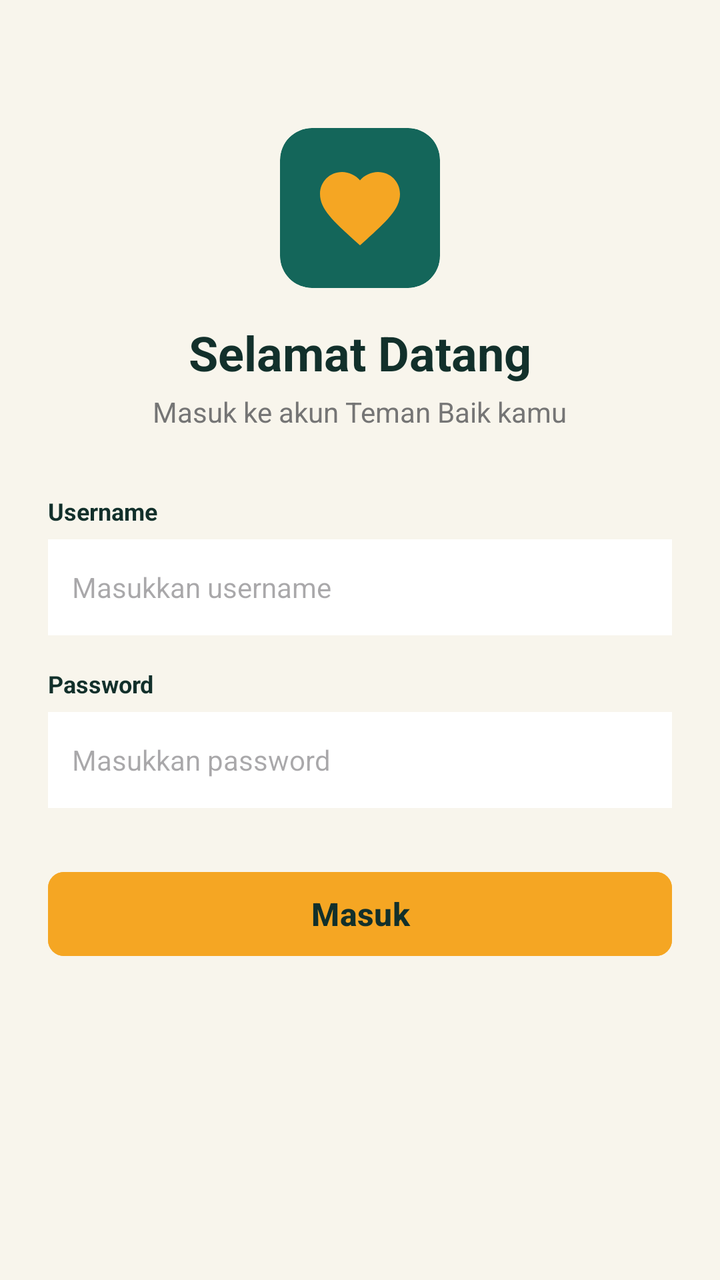
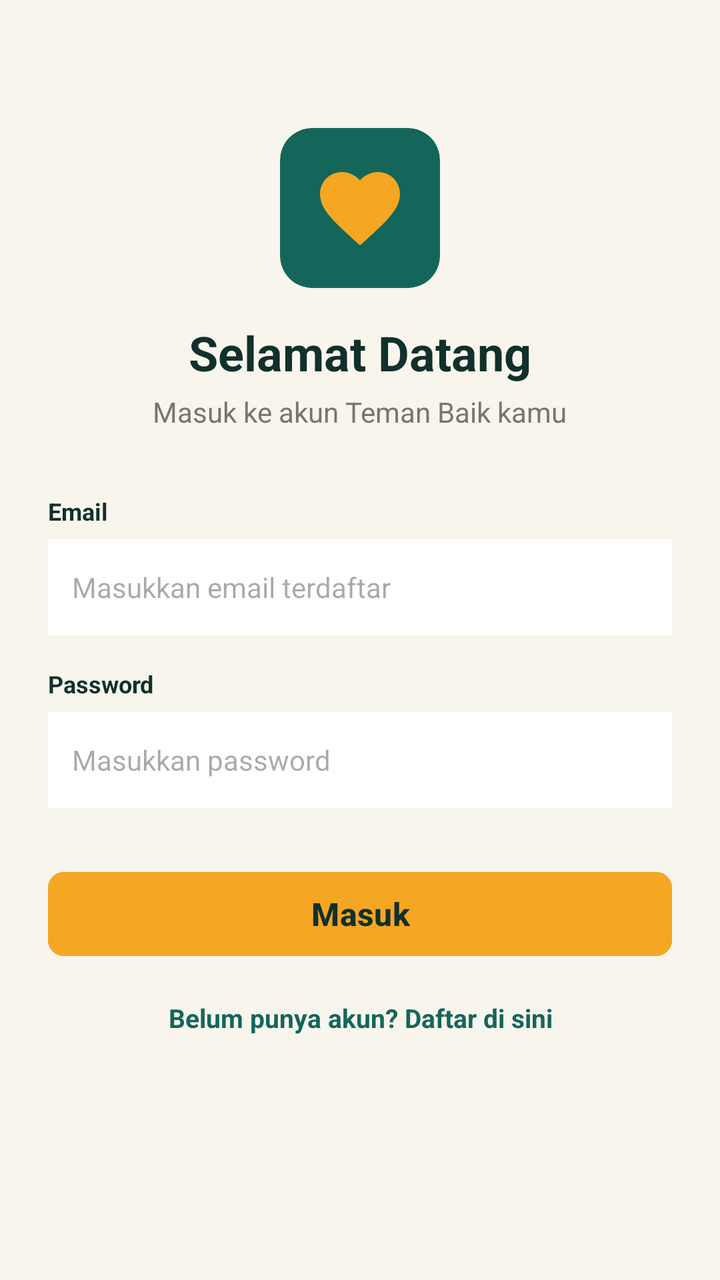

Screens rendered from an Android XML layout before and after an edit, with the pre-edit source and the edit as a unified diff.
<!-- AndroidManifest.xml: application theme Theme.TemanBaik_Kila -->
<!-- res/layout/activity_login.xml -->
<?xml version="1.0" encoding="utf-8"?>
<ScrollView xmlns:android="http://schemas.android.com/apk/res/android"
    xmlns:app="http://schemas.android.com/apk/res-auto"
    android:layout_width="match_parent"
    android:layout_height="match_parent"
    android:background="#F8F5EC">

    <LinearLayout
        android:layout_width="match_parent"
        android:layout_height="wrap_content"
        android:gravity="center_horizontal"
        android:orientation="vertical"
        android:padding="24dp">

        
        <androidx.cardview.widget.CardView
            android:layout_width="80dp"
            android:layout_height="80dp"
            android:layout_marginTop="40dp"
            app:cardBackgroundColor="#14665A"
            app:cardCornerRadius="16dp"
            app:cardElevation="0dp">

            <ImageView
                android:layout_width="48dp"
                android:layout_height="48dp"
                android:layout_gravity="center"
                android:src="@drawable/ic_heart_orange" />
        </androidx.cardview.widget.CardView>

        <TextView
            android:layout_width="wrap_content"
            android:layout_height="wrap_content"
            android:layout_marginTop="16dp"
            android:text="Selamat Datang"
            android:textColor="#12302B"
            android:textSize="24sp"
            android:textStyle="bold" />

        <TextView
            android:layout_width="wrap_content"
            android:layout_height="wrap_content"
            android:layout_marginTop="4dp"
            android:text="Masuk ke akun Teman Baik kamu"
            android:textColor="#757575"
            android:textSize="14sp" />

        
        <LinearLayout
            android:layout_width="match_parent"
            android:layout_height="wrap_content"
            android:layout_marginTop="32dp"
            android:orientation="vertical">

            <TextView
                android:layout_width="wrap_content"
                android:layout_height="wrap_content"
                android:text="Username"
                android:textColor="#12302B"
                android:textSize="12sp"
                android:textStyle="bold" />

            <EditText
                android:id="@+id/et_username"
                android:layout_width="match_parent"
                android:layout_height="48dp"
                android:layout_marginTop="6dp"
                android:background="#FFFFFF"
                android:hint="Masukkan username"
                android:inputType="text"
                android:paddingHorizontal="12dp"
                android:textColor="#12302B"
                android:textSize="14sp" />

            <TextView
                android:layout_width="wrap_content"
                android:layout_height="wrap_content"
                android:layout_marginTop="16dp"
                android:text="Password"
                android:textColor="#12302B"
                android:textSize="12sp"
                android:textStyle="bold" />

            <EditText
                android:id="@+id/et_password"
                android:layout_width="match_parent"
                android:layout_height="48dp"
                android:layout_marginTop="6dp"
                android:background="#FFFFFF"
                android:hint="Masukkan password"
                android:inputType="textPassword"
                android:paddingHorizontal="12dp"
                android:textColor="#12302B"
                android:textSize="14sp" />

            <Button
                android:id="@+id/btn_login"
                android:layout_width="match_parent"
                android:layout_height="50dp"
                android:layout_marginTop="28dp"
                android:backgroundTint="#F5A623"
                android:text="Masuk"
                android:textAllCaps="false"
                android:textColor="#12302B"
                android:textSize="16sp"
                android:textStyle="bold"
                app:cornerRadius="8dp" />

        </LinearLayout>

    </LinearLayout>
</ScrollView>
<!-- resources referenced by this layout -->
<resources>
  <!-- drawable ic_heart_orange (drawable) -->
  <vector xmlns:android="http://schemas.android.com/apk/res/android"
      android:width="60dp"
      android:height="60dp"
      android:viewportWidth="24"
      android:viewportHeight="24">
  
      <path
          android:fillColor="#F5A623"
          android:pathData="M12,21.35l-1.45,-1.32C5.4,15.36 2,12.28 2,8.5 2,5.42 4.42,3 7.5,3c1.74,0 3.41,0.81 4.5,2.09C13.09,3.81 14.76,3 16.5,3 19.58,3 22,5.42 22,8.5c0,3.78 -3.4,6.86 -8.55,11.54L12,21.35z" />
  </vector>
  <style name="Theme.TemanBaik_Kila" parent="Base.Theme.TemanBaik_Kila" />
  <style name="Base.Theme.TemanBaik_Kila" parent="Theme.Material3.DayNight.NoActionBar">
          
          
      </style>
</resources>

<!-- the commit's change to res/layout/activity_login.xml (unified diff, before → after) -->
@@ -55,7 +55,7 @@
             <TextView
                 android:layout_width="wrap_content"
                 android:layout_height="wrap_content"
-                android:text="Username"
+                android:text="Email"
                 android:textColor="#12302B"
                 android:textSize="12sp"
                 android:textStyle="bold" />
@@ -66,8 +66,8 @@
                 android:layout_height="48dp"
                 android:layout_marginTop="6dp"
                 android:background="#FFFFFF"
-                android:hint="Masukkan username"
-                android:inputType="text"
+                android:hint="Masukkan email terdaftar"
+                android:inputType="textEmailAddress"
                 android:paddingHorizontal="12dp"
                 android:textColor="#12302B"
                 android:textSize="14sp" />
@@ -106,6 +106,18 @@
                 android:textStyle="bold"
                 app:cornerRadius="8dp" />
 
+            
+            <TextView
+                android:id="@+id/tv_to_register"
+                android:layout_width="match_parent"
+                android:layout_height="wrap_content"
+                android:layout_marginTop="18dp"
+                android:gravity="center"
+                android:text="Belum punya akun? Daftar di sini"
+                android:textColor="#14665A"
+                android:textSize="13sp"
+                android:textStyle="bold" />
+
         </LinearLayout>
 
     </LinearLayout>
